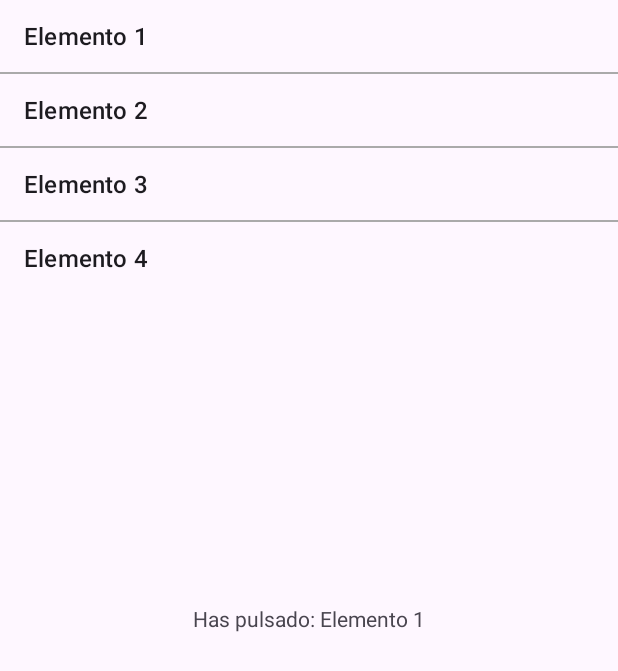
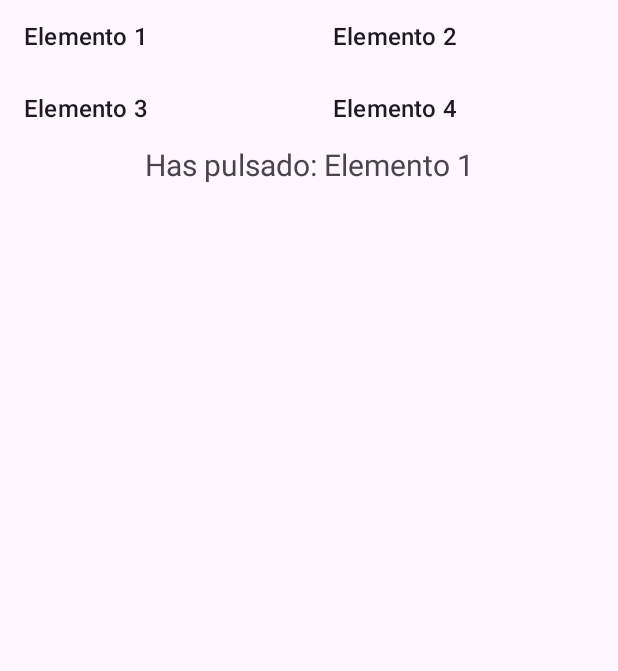
Before and after one commit to Abraham626/AndroidStudio, an Android app: the screen it shows after launch (MainActivity), after a tap on "Elemento 1", on a phone screen of 412 x 824 dp. Shown: the top 671 px of the screen. Run offline under Robolectric (Android 15) with nearby library versions, the phone set to English and light mode, and no system bars.

Commit message:
Ejercicio GridView

```diff
--- a/Tema5/app/src/main/java/com/example/tema5/MainActivity.java
+++ b/Tema5/app/src/main/java/com/example/tema5/MainActivity.java
@@ -4,7 +4,7 @@ import android.os.Bundle;
 import android.view.View;
 import android.widget.AdapterView;
 import android.widget.ArrayAdapter;
-import android.widget.ListView;
+import android.widget.GridView;
 import android.widget.TextView;
 
 import androidx.activity.EdgeToEdge;
@@ -23,12 +23,12 @@ public class MainActivity extends AppCompatActivity {
 
         List<String> data = Arrays.asList("Elemento 1", "Elemento 2", "Elemento 3", "Elemento 4");
 
-        ListView listView = findViewById(R.id.ListView);
+        GridView gridView = findViewById(R.id.GridView);
         TextView texto = findViewById(R.id.texto);
         ArrayAdapter<String> adapter = new ArrayAdapter<>(this, android.R.layout.simple_list_item_1, data);
-        listView.setAdapter(adapter);
+        gridView.setAdapter(adapter);
 
-        listView.setOnItemClickListener(new AdapterView.OnItemClickListener() {
+        gridView.setOnItemClickListener(new AdapterView.OnItemClickListener() {
             @Override
             public void onItemClick(AdapterView<?> parent, View view, int posicion, long l) {
                 String elemento = (String) parent.getItemAtPosition(posicion);
--- a/Tema5/app/src/main/res/layout/activity_main.xml
+++ b/Tema5/app/src/main/res/layout/activity_main.xml
@@ -7,21 +7,23 @@
     android:layout_height="match_parent"
     tools:context=".MainActivity">
 
+    <GridView
+        android:id="@+id/GridView"
+        android:layout_width="match_parent"
+        android:layout_height="wrap_content"
+        android:numColumns="2"
+        app:layout_constraintTop_toTopOf="parent"
+        app:layout_constraintStart_toStartOf="parent"
+        app:layout_constraintEnd_toEndOf="parent" />
+
     <TextView
         android:id="@+id/texto"
         android:layout_width="wrap_content"
         android:layout_height="wrap_content"
-        android:text="Pulsa un Elemento!"
-        app:layout_constraintBottom_toBottomOf="parent"
-        app:layout_constraintEnd_toEndOf="parent"
+        android:text="Pulsa un elemento"
+        android:textSize="20sp"
+        app:layout_constraintTop_toBottomOf="@id/GridView"
         app:layout_constraintStart_toStartOf="parent"
-        app:layout_constraintTop_toTopOf="parent" />
-
-    <ListView
-        android:id="@+id/ListView"
-        android:layout_width="match_parent"
-        android:layout_height="wrap_content"
-        android:divider="@android:color/darker_gray"
-        android:dividerHeight="1dp" />
+        app:layout_constraintEnd_toEndOf="parent" />
 
 </androidx.constraintlayout.widget.ConstraintLayout>
```
